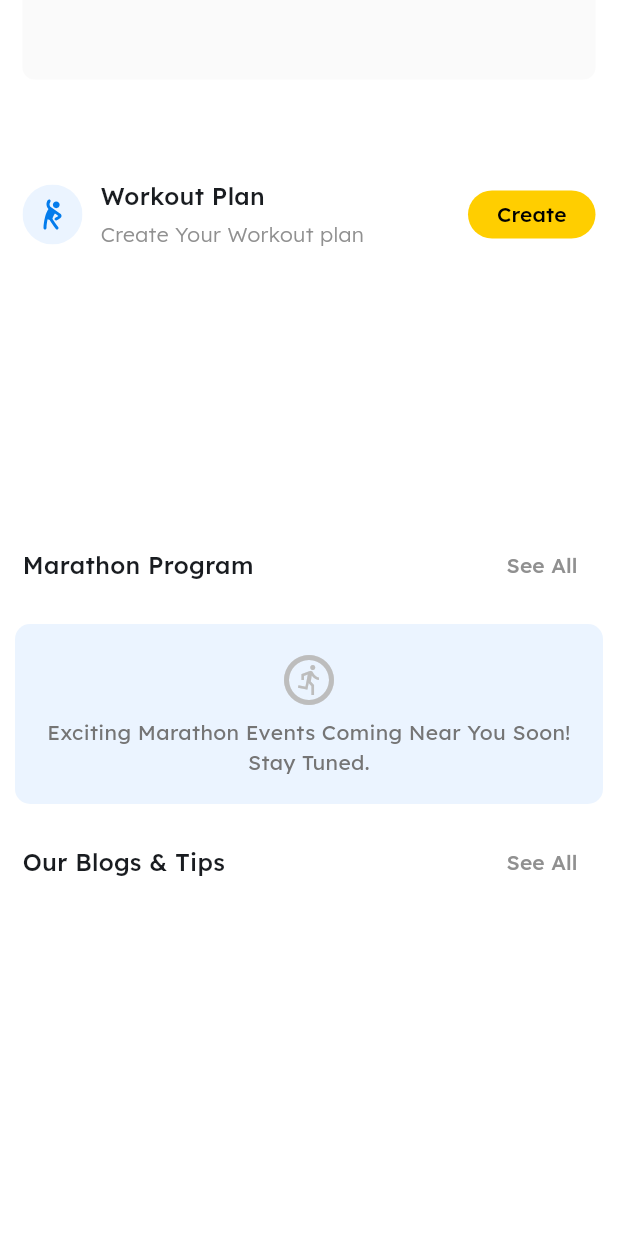
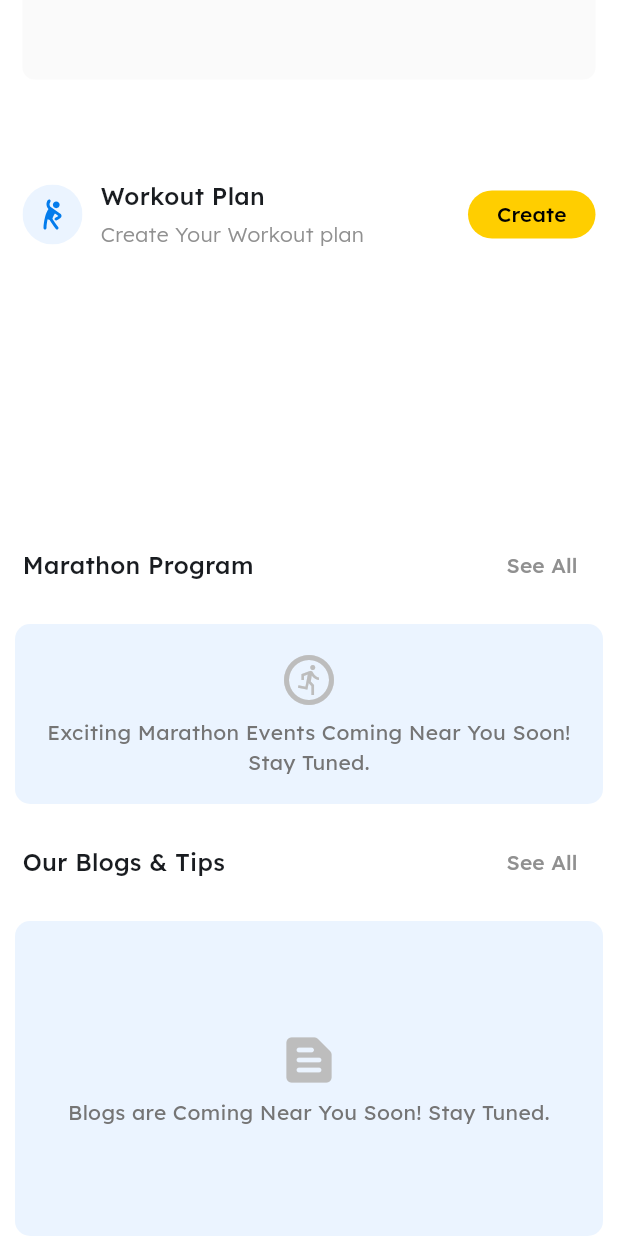
Before and after one commit to IsmailHosenIsmailJames/x_obese, a Flutter app: the HomePage screen opened directly with empty values, scrolled down 232 dp, on a phone screen of 412 x 824 dp. Run offline on Flutter 3.47's test engine with Material 3 defaults, Android fonts, the phone set to English and light mode, and no system bars; our stand-ins replace bloc, cached_network_image, connectivity_plus, device_info_plus, dio, equatable and 25 more; missing offline and left inert: clipboard, flutter_foreground_task, health; accounts and stored records are empty; network calls fail; statements that could not run were skipped.

Commit message:
[fix] blogs will message for empty

```diff
--- a/lib/src/screens/home/home_page.dart
+++ b/lib/src/screens/home/home_page.dart
@@ -644,7 +644,40 @@ class _HomePageState extends State<HomePage> {
               SizedBox(
                 height: 210,
                 child: Obx(
-                  () => Row(
+                  () =>
+                      allInfoController.getBlogList.isEmpty
+                          ? Container(
+                            height: 220,
+                            width: MediaQuery.of(context).size.width,
+                            margin: const EdgeInsets.only(left: 10, right: 10),
+                            decoration: BoxDecoration(
+                              color: MyAppColors.transparentGray,
+                              borderRadius: BorderRadius.circular(10),
+                            ),
+                            padding: const EdgeInsets.all(10),
+                            child: Column(
+                              mainAxisAlignment: MainAxisAlignment.center,
+                              crossAxisAlignment: CrossAxisAlignment.center,
+                              children: [
+                                Icon(
+                                  Icons.text_snippet_rounded,
+                                  // Or any other suitable icon
+                                  size: 40,
+                                  color: Colors.grey[400],
+                                ),
+                                const Gap(5),
+                                Text(
+                                  "Blogs are Coming Near You Soon! Stay Tuned.",
+                                  style: TextStyle(
+                                    fontSize: 14,
+                                    color: Colors.grey[600],
+                                  ),
+                                  textAlign: TextAlign.center,
+                                ),
+                              ],
+                            ),
+                          )
+                          : Row(
                             mainAxisAlignment: MainAxisAlignment.start,
                             crossAxisAlignment: CrossAxisAlignment.start,
                             children: [
```
Lines whose indentation alone changed are shown as unchanged.
